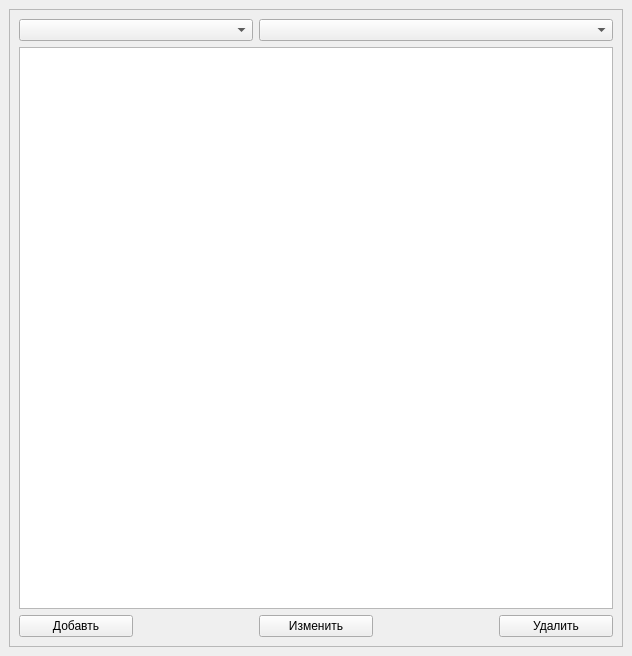
Above: mainwindow_ui.ui from alekskositsyn/StatStrel before the change. Below: the same form after it.
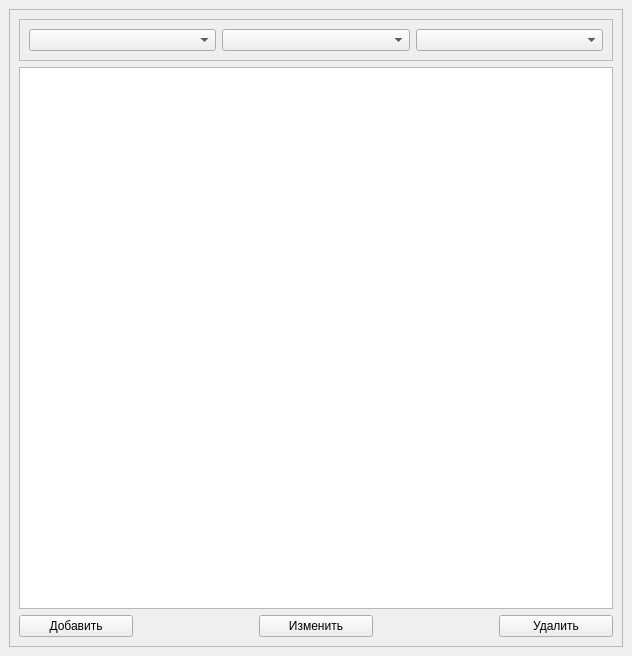
That is the form after the change.

```diff
--- a/mainwindow_ui.ui
+++ b/mainwindow_ui.ui
@@ -24,16 +24,13 @@
        <enum>QFrame::Raised</enum>
       </property>
       <layout class="QGridLayout" name="gridLayout">
-       <item row="0" column="0" colspan="2">
-        <widget class="QComboBox" name="cmb_division"/>
-       </item>
-       <item row="0" column="2" colspan="3">
-        <widget class="QComboBox" name="cmb_degree"/>
+       <item row="1" column="0" colspan="5">
+        <widget class="QListWidget" name="list_table"/>
        </item>
        <item row="2" column="0">
         <widget class="QPushButton" name="btn_add">
          <property name="text">
-          <string>Добавть</string>
+          <string>Добавить</string>
          </property>
         </widget>
        </item>
@@ -51,8 +48,26 @@
          </property>
         </widget>
        </item>
-       <item row="1" column="0" colspan="5">
-        <widget class="QListWidget" name="list_table"/>
+       <item row="0" column="0" colspan="5">
+        <widget class="QFrame" name="frame_2">
+         <property name="frameShape">
+          <enum>QFrame::StyledPanel</enum>
+         </property>
+         <property name="frameShadow">
+          <enum>QFrame::Raised</enum>
+         </property>
+         <layout class="QHBoxLayout" name="horizontalLayout_2">
+          <item>
+           <widget class="QComboBox" name="cmb_division"/>
+          </item>
+          <item>
+           <widget class="QComboBox" name="cmb_exercise"/>
+          </item>
+          <item>
+           <widget class="QComboBox" name="cmb_degree"/>
+          </item>
+         </layout>
+        </widget>
        </item>
       </layout>
      </widget>
```
